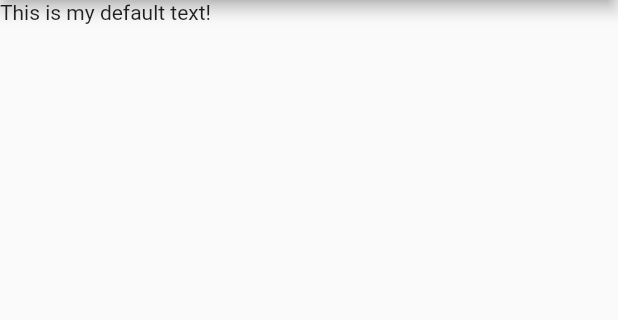
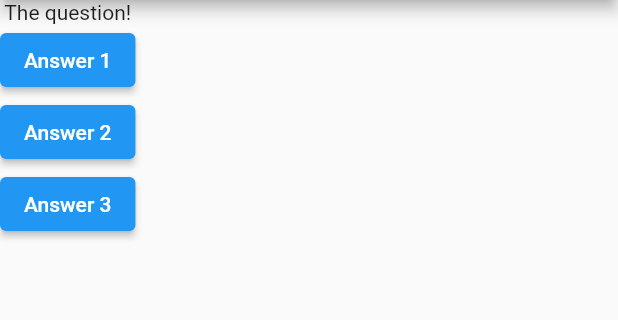
Before and after one commit to j-pcgoncalves/quiz_app, a Flutter app: the screen it shows after launch, on a phone screen of 412 x 824 dp, the part 84-404 px from its top. Run offline on Flutter 3.47's test engine with Material 2 defaults, Android fonts, the phone set to English and light mode, and no system bars.

Commit message:
add buttons

```diff
--- a/lib/main.dart
+++ b/lib/main.dart
@@ -9,14 +9,27 @@ import 'package:flutter/material.dart';
 void main() => runApp(MyApp());
 
 class MyApp extends StatelessWidget {
+  void answerQuestion() {
+    print('Answer chosen!');
+  }
+
   @override
   Widget build(BuildContext context) {
+    var questions = [
+      'What\s your favorite color?',
+      'What\s your favorite animal?'
+    ];
     return MaterialApp(
       home: Scaffold(
         appBar: AppBar(
           title: Text('Quiz App'),
         ),
-        body: Text('This is my default text!'),
+        body: Column(children: [
+          Text('The question!'),
+          ElevatedButton(onPressed: answerQuestion, child: Text('Answer 1')),
+          ElevatedButton(onPressed: answerQuestion, child: Text('Answer 2')),
+          ElevatedButton(onPressed: answerQuestion, child: Text('Answer 3')),
+        ]),
       ),
     );
   }
```
